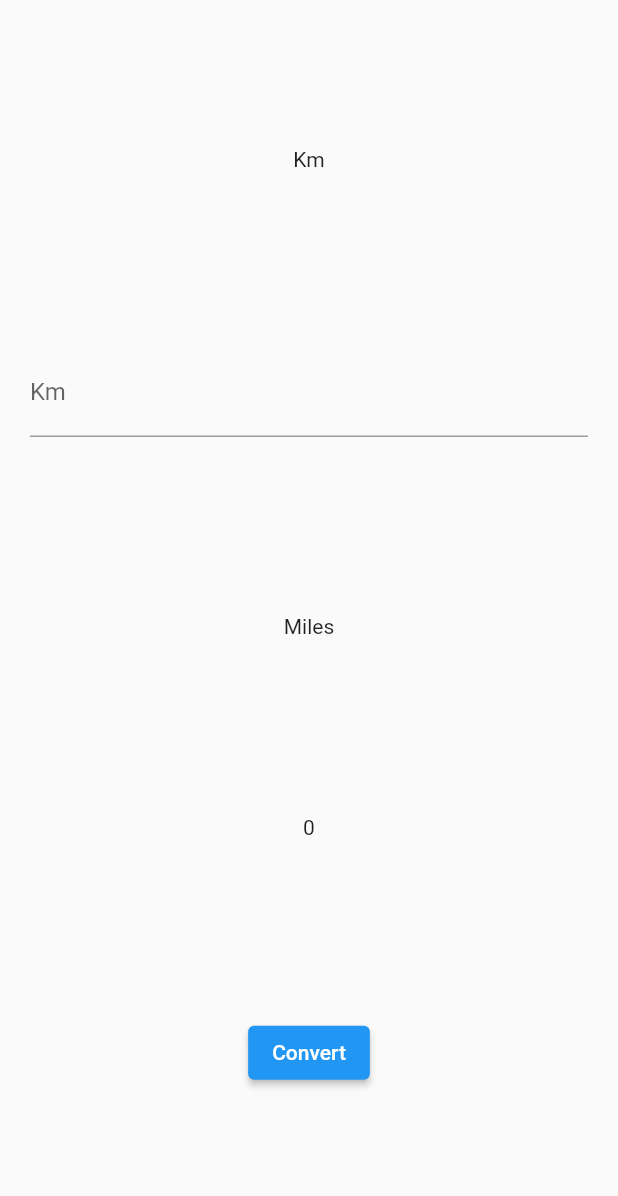
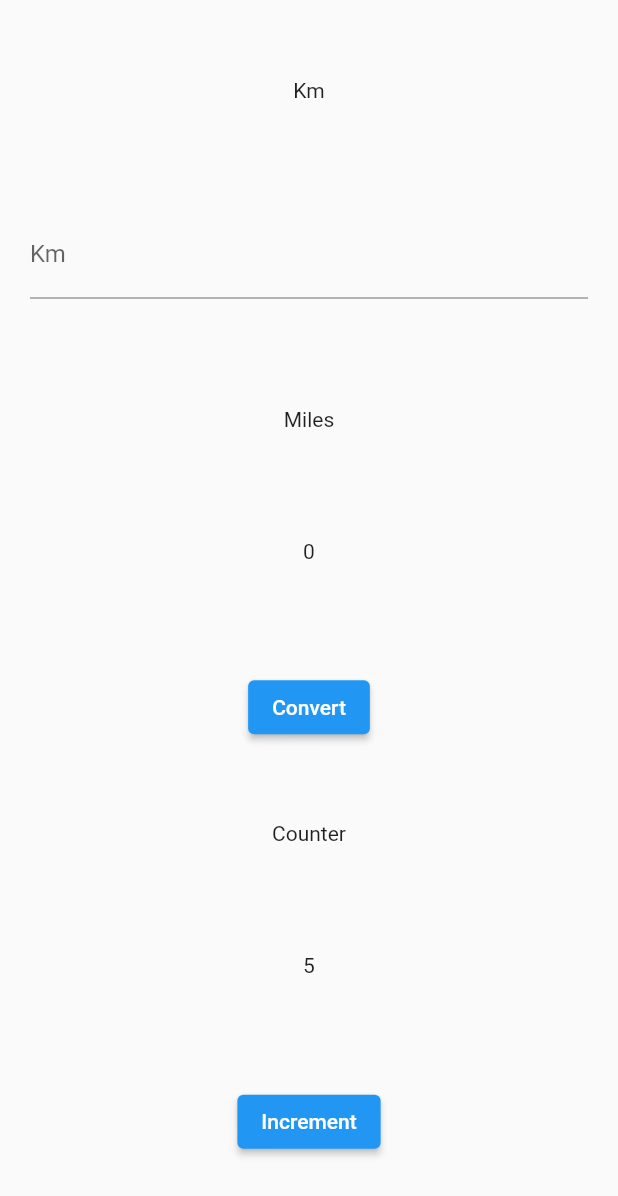
Before and after one commit to rebornin3d/km_to_miles_converter_redux, a Flutter app: the screen it shows after launch, on a phone screen of 412 x 824 dp. Shown: the top 1196 px of the screen. Run offline on Flutter 3.47's test engine with Material 2 defaults, Android fonts, the phone set to English and light mode, and no system bars; our stand-ins replace flutter_redux, redux.

Commit message:
Counter functionality added but not incrementing more than once

```diff
--- a/lib/main.dart
+++ b/lib/main.dart
@@ -7,7 +7,7 @@ import 'package:redux/redux.dart';
 
 void main() {
   Store<AppState> _store =
-      Store<AppState>(reducers, initialState: AppState.initial());
+      Store<AppState>(reducers, initialState: AppState.initialConverter());
   runApp(MyApp(store: _store));
 }
 
--- a/lib/redux/store.dart
+++ b/lib/redux/store.dart
@@ -1,17 +1,32 @@
 class AppState {
   late final String km;
-  late String miles;
+  String miles = '';
+  int counter_var = 5;
 
-  AppState({required this.km, required this.miles});
+  AppState({required this.km, required this.miles, required this.counter_var});
 
-  AppState.copyWith(
+  AppState.copyWithConverter(
       {required AppState prev, required String km, required String miles}) {
     this.km = km ?? prev.km;
     this.miles = miles ?? prev.miles;
   }
-  AppState.initial(){
+  AppState.initialConverter(){
     this.km = "0";
     this.miles = "0";
   }
 
+
+
+
+  AppState.copyWithCounter({required AppState prev, required int counter_01}){
+    this.counter_var = counter_01;
+
+
+  }
+
+  AppState.initialCounter(){
+    this.counter_var;
+  }
+
+
 }
--- a/lib/screens/home_screen.dart
+++ b/lib/screens/home_screen.dart
@@ -16,6 +16,8 @@ class HomeScreen extends StatelessWidget {
           builder: (context, state) => Column(
             mainAxisAlignment: MainAxisAlignment.spaceEvenly,
             children: [
+
+              //convert funstionality starts
               const Text('Km'),
               Padding(
                 padding: const EdgeInsets.all(20),
@@ -27,9 +29,11 @@ class HomeScreen extends StatelessWidget {
                   onChanged: (val) {
                     StoreProvider.of<AppState>(context).dispatch(UpdateKm(val));
                   },
+
                 ),
               ),
               const Text('Miles'),
+
               Padding(
                 padding: const EdgeInsets.all(20),
                 child: Text(state.miles),
@@ -39,6 +43,20 @@ class HomeScreen extends StatelessWidget {
                     StoreProvider.of<AppState>(context).dispatch(Convert()),
                 child: const Text('Convert'),
               ),
+//convert functionality ends
+
+
+//counter functionality starts
+              const Text('Counter'),
+              Padding(
+                padding: const EdgeInsets.all(20),
+                child: Text(state.counter_var.toString()),
+              ),
+              ElevatedButton(
+                onPressed: () =>
+                    StoreProvider.of<AppState>(context).dispatch(IncrementCounter()),
+                child: const Text('Increment'),
+              ),
             ],
           ),
         ),
```
Also changed, not shown: lib/redux/actions.dart (+13 -0 lines), lib/redux/reducers.dart (+28 -13 lines).
